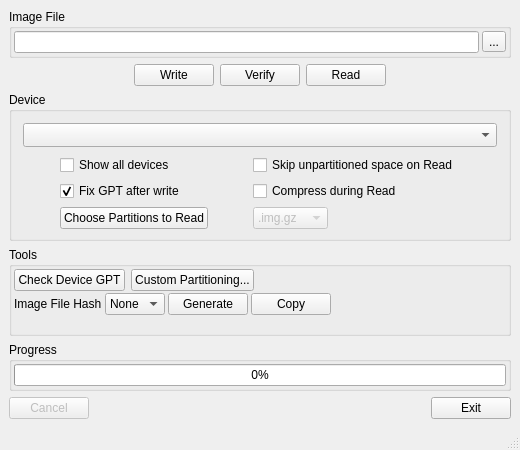
Above: src/mainwindow.ui from peacepenguin/windiskimager before the change. Below: the same form after it.
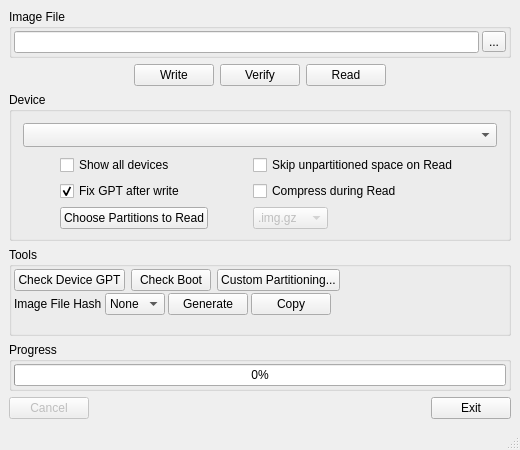
That is the form after the change. Icons and pictures are not drawn. Custom widgets are drawn as their Qt base class.

```diff
--- a/src/mainwindow.ui
+++ b/src/mainwindow.ui
@@ -396,6 +396,22 @@
            </property>
           </widget>
          </item>
+         <item>
+          <widget class="QPushButton" name="bCheckBoot">
+           <property name="sizePolicy">
+            <sizepolicy hsizetype="Fixed" vsizetype="Fixed">
+             <horstretch>0</horstretch>
+             <verstretch>0</verstretch>
+            </sizepolicy>
+           </property>
+           <property name="text">
+            <string>Check Boot</string>
+           </property>
+           <property name="toolTip">
+            <string>Check that the Windows boot configuration on the selected device names the device as it is now. Windows gives a disk a new ID when it is attached where its original is, as a Disk2vhd VHDX on the machine it was taken from, and the copy then no longer boots. Only reads; the report says how to fix it with Windows' own tools.</string>
+           </property>
+          </widget>
+         </item>
          <item>
           <widget class="QPushButton" name="bCombine">
            <property name="sizePolicy">
```
